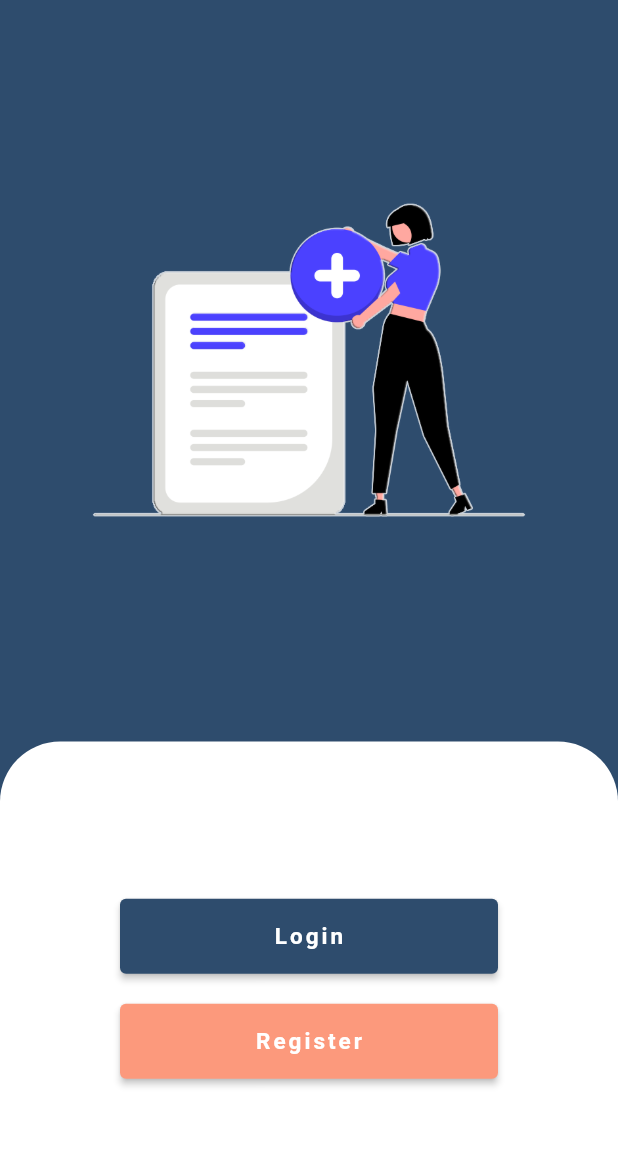
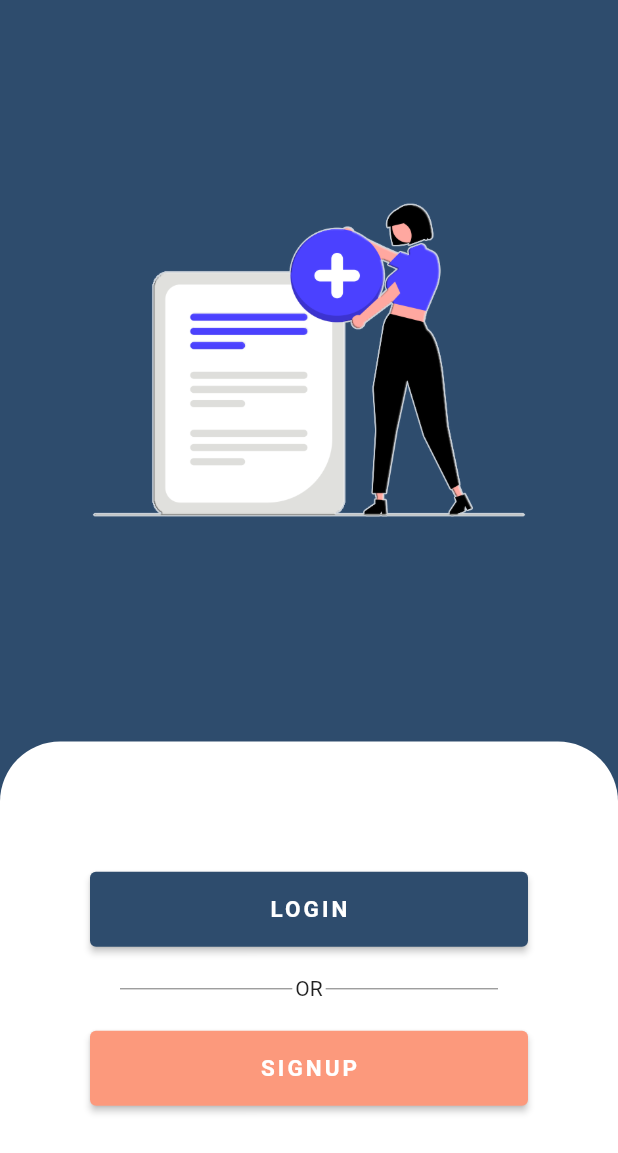
Before and after one commit to kurniawanharry/absensi, a Flutter app: the screen it shows after launch, on a phone screen of 412 x 824 dp. Shown: the top 1153 px of the screen. Run offline on Flutter 3.47's test engine with Material 2 defaults, Android fonts, the phone set to English and light mode, and no system bars; our stand-ins replace cloud_firestore, firebase_auth, firebase_core, firebase_storage, flutter_speed_dial, flutter_spinkit and 6 more; accounts and stored records are empty.

Commit message:
sixth commit

```diff
--- a/lib/components/round_button.dart
+++ b/lib/components/round_button.dart
@@ -1,5 +1,5 @@
 import 'package:flutter/material.dart';
-import 'package:absensi/constants.dart';
+import 'package:absensi/components/constants.dart';
 
 class RoundedButton extends StatelessWidget {
   RoundedButton({this.titleButton, this.pressedButton, this.colorButton});
--- a/lib/components/round_textfield.dart
+++ b/lib/components/round_textfield.dart
@@ -1,6 +1,6 @@
 import 'package:flutter/material.dart';
 
-import '../constants.dart';
+import 'constants.dart';
 
 class RoundTextField extends StatelessWidget {
   RoundTextField({
--- a/lib/main.dart
+++ b/lib/main.dart
@@ -18,12 +18,8 @@ void main() async {
 class Absen extends StatelessWidget {
   @override
   Widget build(BuildContext context) {
-    return MultiProvider(
-      providers: [
-        StreamProvider<UserAbsen>.value(
-          value: AuthService().user,
-        ),
-      ],
+    return StreamProvider<UserAbsen>.value(
+      value: AuthService().user,
       child: MaterialApp(
         initialRoute: FirebaseAuth.instance.currentUser == null
             ? WelcomeScreen.id
--- a/lib/screens/welcome_screen.dart
+++ b/lib/screens/welcome_screen.dart
@@ -1,4 +1,4 @@
-import 'package:absensi/constants.dart';
+import 'package:absensi/components/constants.dart';
 import 'package:absensi/screens/login_screen.dart';
 import 'package:absensi/screens/registration_screen.dart';
 import 'package:flutter/material.dart';
@@ -12,20 +12,33 @@ class WelcomeScreen extends StatefulWidget {
 
 class _WelcomeScreenState extends State<WelcomeScreen> {
   @override
+  void initState() {
+    // TODO: implement initState
+    super.initState();
+  }
+
+  @override
+  void dispose() {
+    super.dispose();
+  }
+
+  @override
   Widget build(BuildContext context) {
     return Scaffold(
       backgroundColor: Color(0xFF2E4C6D),
       body: Column(
-        crossAxisAlignment: CrossAxisAlignment.stretch,
+        //crossAxisAlignment: CrossAxisAlignment.stretch,
         children: <Widget>[
           Expanded(
             flex: 6,
             child: Container(
               padding: EdgeInsets.all(10.0),
               child: Center(
-                child: Image(
-                  image: AssetImage(
-                    'assets/logo.png',
+                child: Container(
+                  child: Image(
+                    image: AssetImage(
+                      'assets/logo.png',
+                    ),
                   ),
                 ),
               ),
@@ -34,14 +47,14 @@ class _WelcomeScreenState extends State<WelcomeScreen> {
           Expanded(
             flex: 4,
             child: Container(
-              padding: EdgeInsets.only(left: 80.0, right: 80.0),
+              padding: EdgeInsets.only(left: 60.0, right: 60.0),
               decoration: kContainerDecoration,
               child: Column(
                 crossAxisAlignment: CrossAxisAlignment.stretch,
                 mainAxisAlignment: MainAxisAlignment.center,
                 children: <Widget>[
                   RoundedButton(
-                    titleButton: 'Login',
+                    titleButton: 'LOGIN',
                     colorButton: kColorMain,
                     pressedButton: () {
                       Navigator.pushNamed(context, LoginScreen.id);
@@ -50,8 +63,40 @@ class _WelcomeScreenState extends State<WelcomeScreen> {
                   SizedBox(
                     height: 20.0,
                   ),
+                  Container(
+                    child: Row(
+                      children: [
+                        Expanded(
+                          flex: 4,
+                          child: Container(
+                            margin: EdgeInsets.only(left: 20.0, right: 2.0),
+                            child: Divider(
+                              color: Colors.black54,
+                              height: 2,
+                            ),
+                          ),
+                        ),
+                        Text(
+                          'OR',
+                        ),
+                        Expanded(
+                          flex: 4,
+                          child: Container(
+                            margin: EdgeInsets.only(left: 2.0, right: 20.0),
+                            child: Divider(
+                              color: Colors.black54,
+                              height: 2,
+                            ),
+                          ),
+                        ),
+                      ],
+                    ),
+                  ),
+                  SizedBox(
+                    height: 20.0,
+                  ),
                   RoundedButton(
-                    titleButton: 'Register',
+                    titleButton: 'SIGNUP',
                     colorButton: kColorMain2,
                     pressedButton: () {
                       Navigator.pushNamed(context, RegistrationScreen.id);
--- a/lib/services/auth.dart
+++ b/lib/services/auth.dart
@@ -1,6 +1,8 @@
 import 'package:absensi/models/user.dart';
+import 'package:absensi/screens/welcome_screen.dart';
 import 'package:absensi/services/database.dart';
 import 'package:firebase_auth/firebase_auth.dart';
+import 'package:flutter/cupertino.dart';
 import 'package:fluttertoast/fluttertoast.dart';
 
 class AuthService {
@@ -55,6 +57,7 @@ class AuthService {
       }
     } catch (e) {
       print(e);
+      return null;
     }
   }
 
--- a/lib/widgets/list_view_user.dart
+++ b/lib/widgets/list_view_user.dart
@@ -1,4 +1,4 @@
-import 'package:absensi/constants.dart';
+import 'package:absensi/components/constants.dart';
 import 'package:absensi/models/task.dart';
 import 'package:flutter/material.dart';
 import 'package:provider/provider.dart';
```
Also changed, not shown: lib/components/custom_painter.dart (added, +95 -0 lines), lib/components/loading.dart (added, +17 -0 lines), lib/screens/camera_page.dart (+21 -16 lines), lib/screens/home_screen.dart (+49 -32 lines), lib/screens/login_screen.dart (+17 -7 lines), lib/screens/registration_screen.dart (+46 -8 lines), lib/services/database.dart (+5 -5 lines), lib/widgets/list_user_tile.dart (+21 -7 lines), lib/components/constants.dart (renamed from lib/constants.dart).
